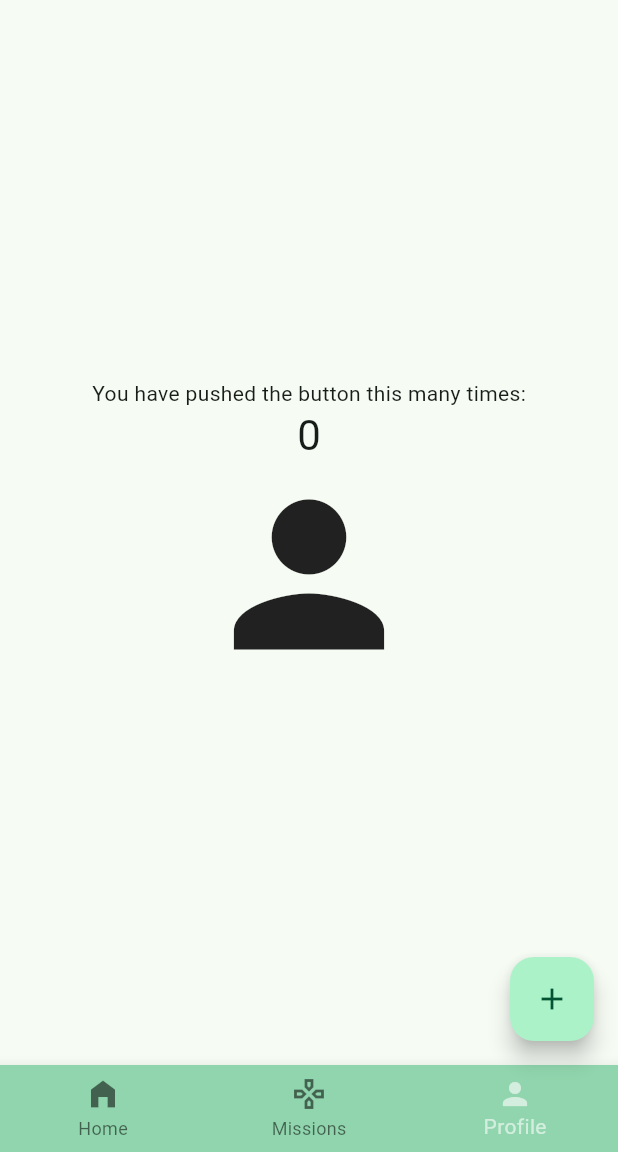
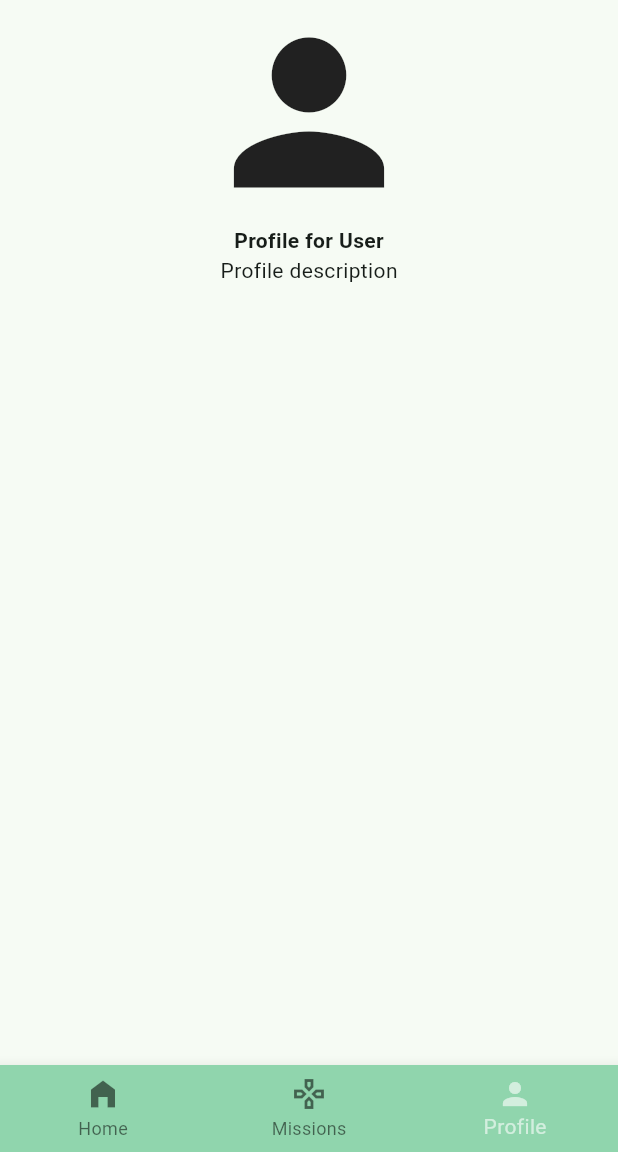
Before and after one commit to bjorkroth/drivr, a Flutter app: the screen it shows after launch, item 3 of the bottom bar chosen, on a phone screen of 412 x 824 dp, the part 84-1236 px from its top. Run offline on Flutter 3.47's test engine with Material 2 defaults, Android fonts, the phone set to English and light mode, and no system bars.

Commit message:
Comment cleanup Widget pages moved to separate files

```diff
--- a/lib/main.dart
+++ b/lib/main.dart
@@ -1,4 +1,7 @@
 import 'package:flutter/material.dart';
+import 'missions.dart';
+import 'profile.dart';
+import 'counter.dart';
 
 void main() {
   runApp(const MyApp());
@@ -13,21 +16,6 @@ class MyApp extends StatelessWidget {
     return MaterialApp(
       title: 'drivr',
       theme: ThemeData(
-        // This is the theme of your application.
-        //
-        // TRY THIS: Try running your application with "flutter run". You'll see
-        // the application has a blue toolbar. Then, without quitting the app,
-        // try changing the seedColor in the colorScheme below to Colors.green
-        // and then invoke "hot reload" (save your changes or press the "hot
-        // reload" button in a Flutter-supported IDE, or press "r" if you used
-        // the command line to start the app).
-        //
-        // Notice that the counter didn't reset back to zero; the application
-        // state is not lost during the reload. To reset the state, use hot
-        // restart instead.
-        //
-        // This works for code too, not just values: Most code changes can be
-        // tested with just a hot reload.
         colorScheme: ColorScheme.fromSeed(seedColor: Colors.greenAccent),
         useMaterial3: true,
       ),
@@ -55,19 +43,14 @@ class MyHomePage extends StatefulWidget {
 }
 
 class _MyHomePageState extends State<MyHomePage> {
-  int _counter = 0;
   int _selectedIndex = 0;
 
-  void _incrementCounter() {
-    setState(() {
-      // This call to setState tells the Flutter framework that something has
-      // changed in this State, which causes it to rerun the build method below
-      // so that the display can reflect the updated values. If we changed
-      // _counter without calling setState(), then the build method would not be
-      // called again, and so nothing would appear to happen.
-      _counter++;
-    });
-  }
+  static const List<Widget> pages = <Widget>[
+    Counter(title: "drivr"),
+    Missions(),
+    Profile(),
+  ];
+
 
   void _onItemTapped(int index){
     setState(() {
@@ -75,29 +58,8 @@ class _MyHomePageState extends State<MyHomePage> {
     });
   }
 
-  static const List<Widget> pages = <Widget>[
-    Icon(
-      Icons.home_filled,
-      size: 150,
-    ),
-    Icon(
-      Icons.games_outlined,
-      size: 150,
-    ),
-    Icon(
-      Icons.person,
-      size: 150,
-    ),
-  ];
-
   @override
   Widget build(BuildContext context) {
-    // This method is rerun every time setState is called, for instance as done
-    // by the _incrementCounter method above.
-    //
-    // The Flutter framework has been optimized to make rerunning build methods
-    // fast, so that you can just rebuild anything that needs updating rather
-    // than having to individually change instances of widgets.
     return Scaffold(
       appBar: AppBar(
         leading: const IconButton(
@@ -105,42 +67,12 @@ class _MyHomePageState extends State<MyHomePage> {
           tooltip: 'Navigation menu',
           onPressed: null,
         ),
-        // TRY THIS: Try changing the color here to a specific color (to
-        // Colors.amber, perhaps?) and trigger a hot reload to see the AppBar
-        // change color while the other colors stay the same.
         backgroundColor: Theme.of(context).colorScheme.inversePrimary,
-        // Here we take the value from the MyHomePage object that was created by
-        // the App.build method, and use it to set our appbar title.
         title: Text(widget.title),
       ),
       body: Center(
-        // Center is a layout widget. It takes a single child and positions it
-        // in the middle of the parent.
-        child: Column(
-            // Column is also a layout widget. It takes a list of children and
-            // arranges them vertically. By default, it sizes itself to fit its
-            // children horizontally, and tries to be as tall as its parent.
-            //
-            // Column has various properties to control how it sizes itself and
-            // how it positions its children. Here we use mainAxisAlignment to
-            // center the children vertically; the main axis here is the vertical
-            // axis because Columns are vertical (the cross axis would be
-            // horizontal).
-            //
-            // TRY THIS: Invoke "debug painting" (choose the "Toggle Debug Paint"
-            // action in the IDE, or press "p" in the console), to see the
-            // wireframe for each widget.
-            mainAxisAlignment: MainAxisAlignment.center,
-            children: <Widget>[
-              const Text(
-                'You have pushed the button this many times:',
-              ),
-              Text(
-                '$_counter',
-                style: Theme.of(context).textTheme.headlineMedium,
-              ),
-              pages.elementAt(_selectedIndex)
-            ],
+        child: Expanded(
+          child: pages.elementAt(_selectedIndex)
           ),
         ),
       bottomNavigationBar: BottomNavigationBar(
@@ -153,11 +85,6 @@ class _MyHomePageState extends State<MyHomePage> {
           BottomNavigationBarItem(icon: Icon(Icons.games_outlined), label: 'Missions'),
           BottomNavigationBarItem(icon: Icon(Icons.person), label: 'Profile'),
         ]
-      ),
-      floatingActionButton: FloatingActionButton(
-        onPressed: _incrementCounter,
-        tooltip: 'Increment',
-        child: const Icon(Icons.add),
       ), // This trailing comma makes auto-formatting nicer for build methods.
     );
   }
--- /dev/null
+++ b/lib/profile.dart
@@ -0,0 +1,23 @@
+import 'package:flutter/material.dart';
+
+class Profile extends StatelessWidget{
+  const Profile({super.key});
+
+  @override
+  Widget build(BuildContext context) {
+    return const Scaffold (
+        body: Center(
+          child: Column(
+            children: [
+              Icon(
+                Icons.person,
+                size: 150,
+              ),
+              Text('Profile for User', style: TextStyle(fontWeight: FontWeight.bold)),
+              Text('Profile description')
+            ],
+          )
+        )
+    );
+  }
+}
```
Also changed, not shown: lib/counter.dart (added, +45 -0 lines), lib/missions.dart (added, +23 -0 lines), 1 other file.
